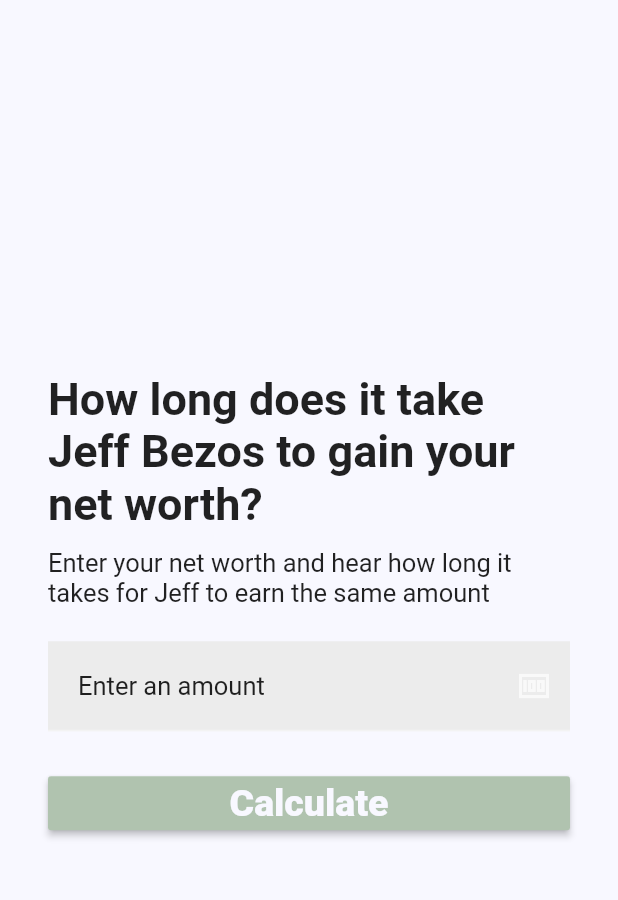
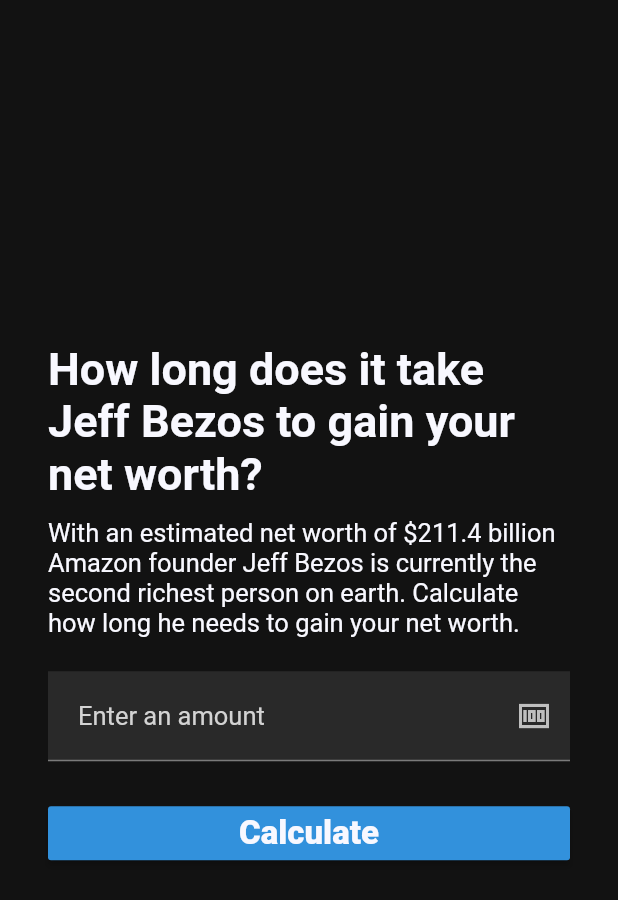
Before and after one commit to benni-dev-ux/net_worth_audiovisualization, a Flutter app: the screen it shows after launch, on a phone screen of 412 x 824 dp. Shown: the top 900 px of the screen. Run offline on Flutter 3.47's test engine with Material 2 defaults, Android fonts, the phone set to English and light mode, and no system bars; our stand-ins replace audioplayers.

Commit message:
some basic styling

```diff
--- a/lib/constants.dart
+++ b/lib/constants.dart
@@ -3,38 +3,40 @@ import 'package:flutter/material.dart';
 //Colors for the main theme of the app
 
 const kBackgroundColorLight = Color(0xFFf8f8ff);
-const kBackgroundColorDark = Color(0xFFECECEC);
+const kBackgroundColorDark = Color(0xFF121212);
+const kBackgroundColorDarkContrast = Color(0xFF292929);
 const kAccentOne = Color(0xFF9790DD);
-const kAccentTwo = Color(0xFFB0C3AF);
+const kAccentTwo = Color(0xFF3291DC);
 const kTextColorDark = Colors.black87;
 const kTextColorlight = Color(0xFFf8f8ff);
+const kTextColorlightContrast = Color(0xFFd3d3d3);
 
 const kHeadingTextStyle = TextStyle(
     fontFamily: 'roboto',
     fontWeight: FontWeight.bold,
     fontSize: 30.0,
-    color: kTextColorDark);
+    color: kTextColorlight);
 const kTimeDisplayTextStyle = TextStyle(
     fontFamily: 'roboto',
     fontWeight: FontWeight.bold,
     fontSize: 20.0,
-    color: kTextColorDark);
+    color: kTextColorlight);
 
 const kMainTextStyle = TextStyle(
     fontFamily: 'roboto',
     fontWeight: FontWeight.normal,
     fontSize: 17.0,
-    color: kTextColorDark);
+    color: kTextColorlight);
 
 
 const kInputLabelTextStyle = TextStyle(
     fontFamily: 'roboto',
     fontWeight: FontWeight.normal,
     fontSize: 14.0,
-    color: kTextColorDark);
+    color: kTextColorlight);
 
 const kMainButtonStyle = TextStyle(
   fontFamily: 'roboto',
     fontWeight: FontWeight.w800,
-    fontSize: 25.0,
+    fontSize: 22.0,
     color: kTextColorlight);
--- a/lib/main.dart
+++ b/lib/main.dart
@@ -17,6 +17,7 @@ class MyApp extends StatelessWidget {
     ]);
 
     return MaterialApp(
+      debugShowCheckedModeBanner: false,
       theme: ThemeData.dark(),
       initialRoute: '/',
       routes: {
--- a/lib/pages/DisplayPage.dart
+++ b/lib/pages/DisplayPage.dart
@@ -66,7 +66,7 @@ class _DisplayPageState extends State<DisplayPage>
 
     return Scaffold(
       body: Container(
-        color: kBackgroundColorLight,
+        color: kBackgroundColorDark,
         child: Padding(
           padding: const EdgeInsets.fromLTRB(32.0, 64.0, 32.0, 80.0),
           child: Container(
--- a/lib/pages/StartPage.dart
+++ b/lib/pages/StartPage.dart
@@ -44,7 +44,7 @@ class _StartPageState extends State<StartPage> {
     int duration;
     return new Scaffold(
         body: Container(
-      color: kBackgroundColorLight,
+      color: kBackgroundColorDark,
       child: Padding(
         padding: const EdgeInsets.fromLTRB(32.0, 64.0, 32.0, 80.0),
         child: Column(
@@ -57,17 +57,18 @@ class _StartPageState extends State<StartPage> {
               height: 12.0,
             ),
             Text(
-                "Enter your net worth and hear how long it takes for Jeff to earn the same amount",
+                "With an estimated net worth of \$211.4 billion Amazon founder Jeff Bezos is currently the second richest person on earth. Calculate how long he needs to gain your net worth.",
                 style: kMainTextStyle),
             SizedBox(
               height: 22.0,
             ),
             Container(
-              color: kBackgroundColorDark,
+              color: kBackgroundColorDarkContrast,
               child: new TextField(
                 controller: numberInputController,
                 decoration: new InputDecoration(
-                  hintStyle: TextStyle(fontSize: 17, color: kTextColorDark),
+
+                  hintStyle: TextStyle(fontSize: 17, color: kTextColorlightContrast),
                   hintText: 'Enter an amount',
                   suffixIcon: Icon(Icons.money_sharp),
                   contentPadding: EdgeInsets.all(20),
```
